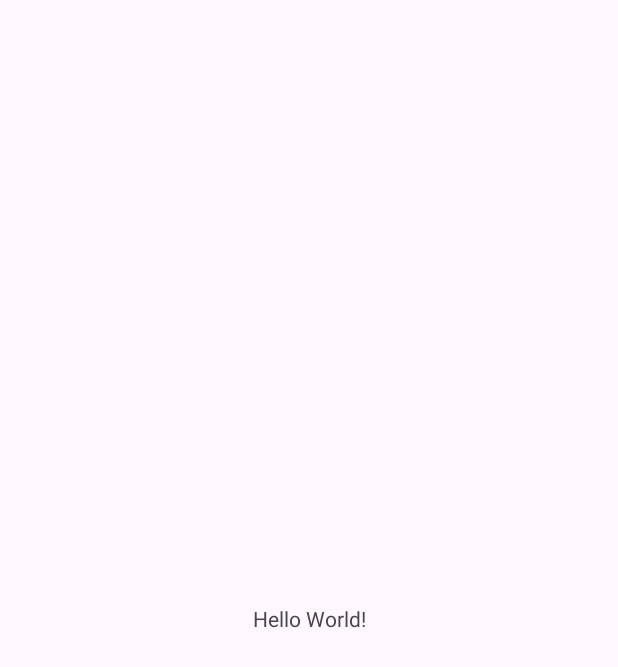
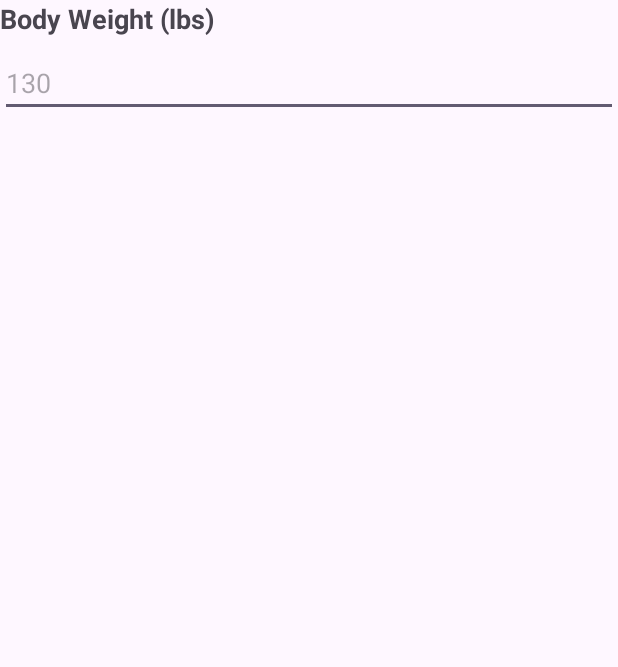
Before and after one commit to evanch98/bmi-android-kotlin, an Android app: the screen it shows after launch (MainActivity), on a phone screen of 412 x 824 dp. Before the commit the part shown is almost empty. Shown: the top 667 px of the screen. Run offline under Robolectric (Android 15) with nearby library versions, the phone set to English and light mode, and no system bars.

Commit message:
update the activity_main.xml

```diff
--- a/app/src/main/res/layout/activity_main.xml
+++ b/app/src/main/res/layout/activity_main.xml
@@ -1,18 +1,29 @@
 <?xml version="1.0" encoding="utf-8"?>
-<androidx.constraintlayout.widget.ConstraintLayout xmlns:android="http://schemas.android.com/apk/res/android"
+<RelativeLayout xmlns:android="http://schemas.android.com/apk/res/android"
     xmlns:app="http://schemas.android.com/apk/res-auto"
     xmlns:tools="http://schemas.android.com/tools"
     android:layout_width="match_parent"
     android:layout_height="match_parent"
     tools:context=".MainActivity">
 
-    <TextView
+    <RelativeLayout
         android:layout_width="wrap_content"
-        android:layout_height="wrap_content"
-        android:text="Hello World!"
-        app:layout_constraintBottom_toBottomOf="parent"
-        app:layout_constraintEnd_toEndOf="parent"
-        app:layout_constraintStart_toStartOf="parent"
-        app:layout_constraintTop_toTopOf="parent" />
+        android:layout_height="wrap_content">
 
-</androidx.constraintlayout.widget.ConstraintLayout>
+        <TextView
+            android:id="@+id/tvBodyWeight"
+            android:layout_width="wrap_content"
+            android:layout_height="wrap_content"
+            android:text="Body Weight (lbs)"
+            android:textSize="18sp"
+            android:textStyle="bold"/>
+        <EditText
+            android:id="@+id/etBodyWeight"
+            android:layout_width="match_parent"
+            android:layout_height="wrap_content"
+            android:layout_below="@+id/tvBodyWeight"
+            android:layout_marginTop="8dp"
+            android:hint="130"/>
+    </RelativeLayout>
+
+</RelativeLayout>
```
